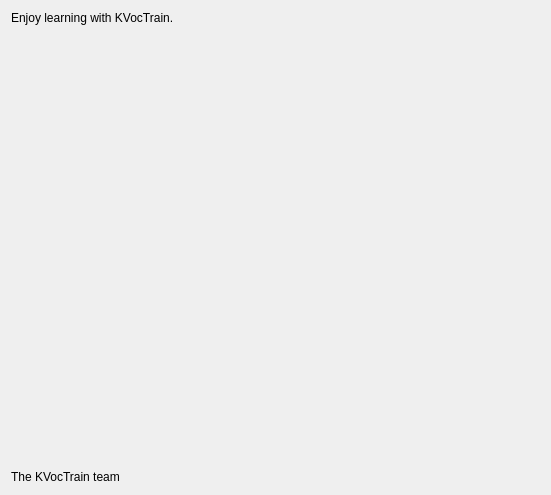
Qt form src/newdocument-wizard/wizardfinalpage.ui (KDE/parley) before a commit.
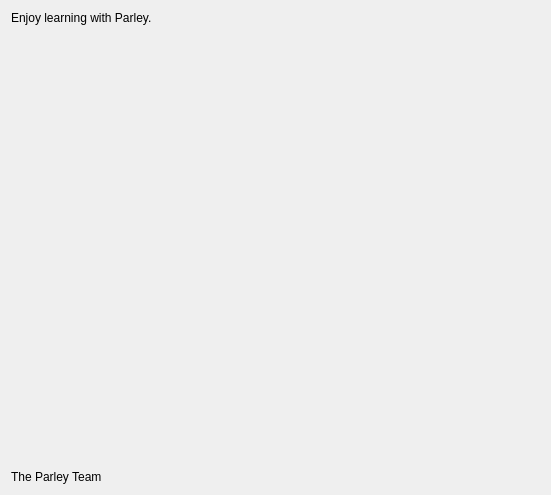
The same form after that commit.

Commit message: kvt->parley in .ui files

The edit to the form file:
```diff
--- a/src/newdocument-wizard/wizardfinalpage.ui
+++ b/src/newdocument-wizard/wizardfinalpage.ui
@@ -16,7 +16,7 @@
    <item>
     <widget class="QLabel" name="label" >
      <property name="text" >
-      <string>Enjoy learning with KVocTrain.</string>
+      <string>Enjoy learning with Parley.</string>
      </property>
     </widget>
    </item>
@@ -39,7 +39,7 @@
       <enum>Qt::RightToLeft</enum>
      </property>
      <property name="text" >
-      <string>The KVocTrain team</string>
+      <string>The Parley Team</string>
      </property>
     </widget>
    </item>
```
The commit also changes 2 other files.
